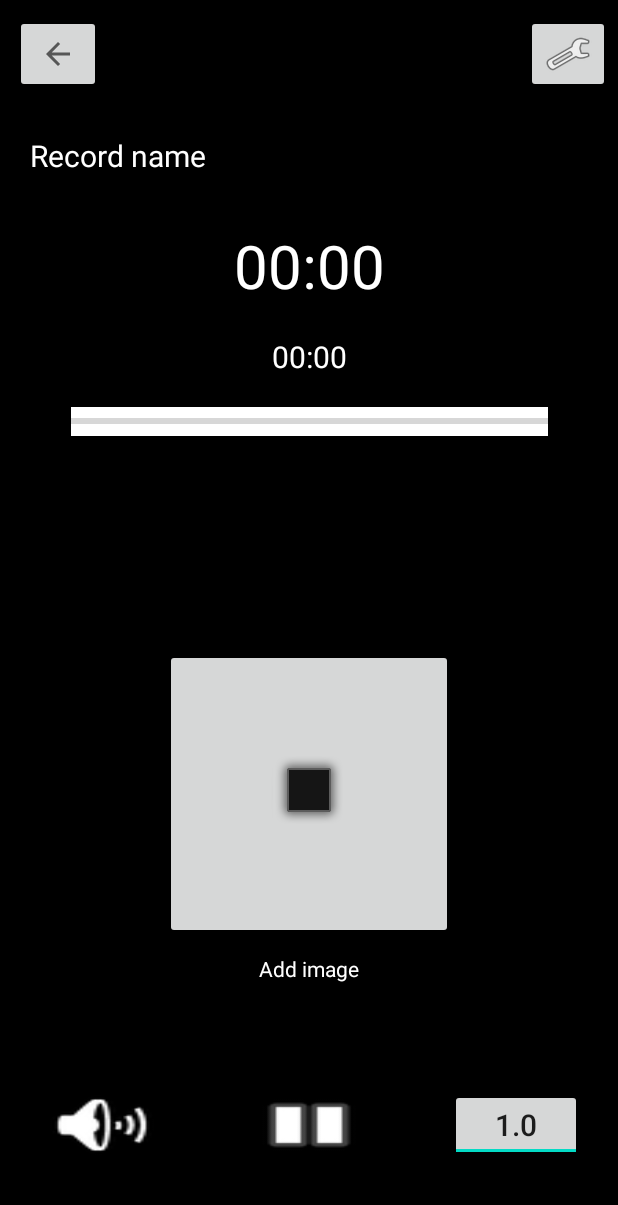
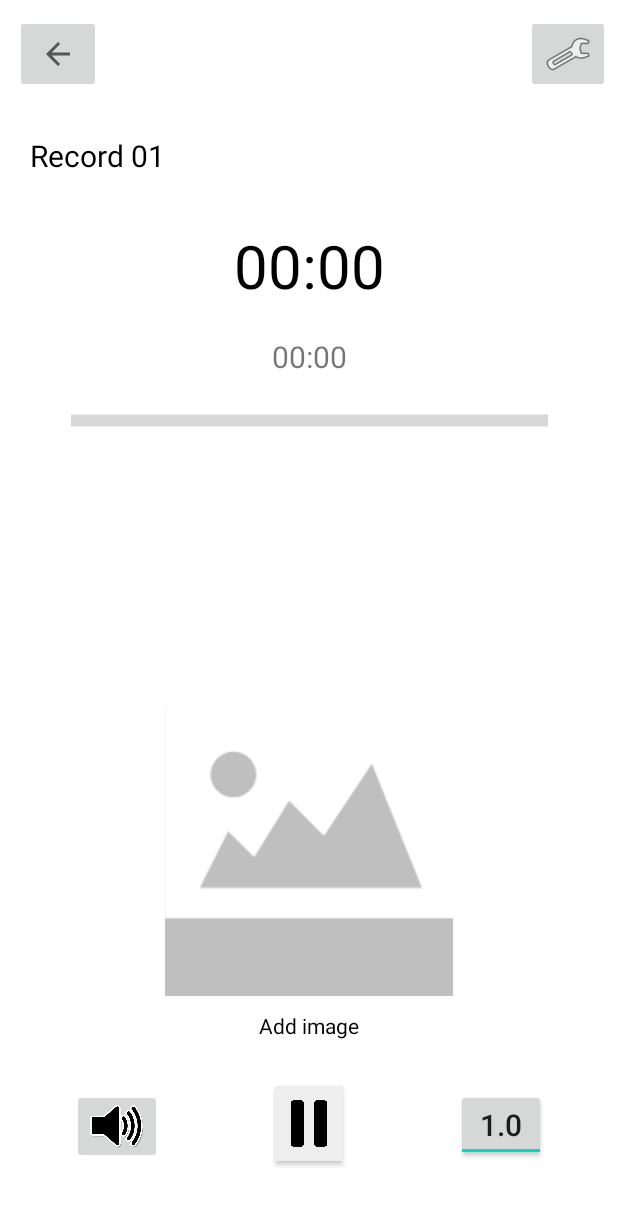
Before and after one commit to tritranmn2/mobile-recorder-app, an Android app: the RecordDetailActivity screen opened directly, with no data from a screen before it, on a phone screen of 412 x 824 dp. Shown: the top 1205 px of the screen. Run offline under Robolectric (Android 15) with nearby library versions, the phone set to English and light mode, and no system bars.

Commit message:
modified UI

```diff
--- a/app/src/main/java/com/example/recorder/DataAdapterRCList.java
+++ b/app/src/main/java/com/example/recorder/DataAdapterRCList.java
@@ -71,17 +71,17 @@ public class DataAdapterRCList extends BaseAdapter {
         progressBar.setVisibility(View.INVISIBLE);
 
         //lắng nghe sự kiện click vào title của 1 record thì cho thanh thời gian hiện lên
-        tvName.setOnClickListener(new View.OnClickListener() {
-            @Override
-            public void onClick(View view) {
-                if (progressBar.getVisibility() == View.VISIBLE){
-                    progressBar.setVisibility(View.INVISIBLE);
-                } else {
-                    progressBar.setVisibility(View.VISIBLE);
-                }
-
-            }
-        });
+//        tvName.setOnClickListener(new View.OnClickListener() {
+//            @Override
+//            public void onClick(View view) {
+//                if (progressBar.getVisibility() == View.VISIBLE){
+//                    progressBar.setVisibility(View.INVISIBLE);
+//                } else {
+//                    progressBar.setVisibility(View.VISIBLE);
+//                }
+//
+//            }
+//        });
 
         //Bật tắt nút play và pasuse
         ImageView img = (ImageView) view.findViewById(R.id.list_item_img);
@@ -90,9 +90,11 @@ public class DataAdapterRCList extends BaseAdapter {
             public void onClick(View view) {
                 if (flag == 1) {
                     img.setImageResource(R.drawable.pause);
+                    progressBar.setVisibility(View.VISIBLE);
                     flag = 0;
                 } else {
                     img.setImageResource(R.drawable.playbutton);
+                    progressBar.setVisibility(View.VISIBLE);
                     flag = 1;
                 }
 
--- a/app/src/main/res/layout/activity_main.xml
+++ b/app/src/main/res/layout/activity_main.xml
@@ -8,15 +8,15 @@
     <LinearLayout
         android:layout_width="match_parent"
         android:layout_height="wrap_content"
-        android:layout_margin="5dp">
+        android:layout_marginTop="10dp">
         <TextView
             android:id="@+id/textView"
-            android:layout_width="169dp"
+            android:layout_width="wrap_content"
             android:layout_height="wrap_content"
             android:layout_marginLeft="10dp"
             android:text="Ghi Âm"
             android:textColor="@color/black"
-            android:textSize="40dp"
+            android:textSize="35sp"
             android:textStyle="bold" />
 
         <LinearLayout
@@ -26,14 +26,14 @@
             android:gravity="right">
             <ImageView
                 android:id="@+id/search"
-                android:layout_width="50dp"
-                android:layout_height="50dp"
+                android:layout_width="45dp"
+                android:layout_height="45dp"
                 android:src="@drawable/ic_search" />
 
             <ImageView
                 android:id="@+id/options"
-                android:layout_width="50dp"
-                android:layout_height="50dp"
+                android:layout_width="45dp"
+                android:layout_height="45dp"
                 android:layout_marginLeft="10dp"
 
                 android:src="@drawable/ic_options" />
--- a/app/src/main/res/layout/view_detail_record.xml
+++ b/app/src/main/res/layout/view_detail_record.xml
@@ -4,7 +4,8 @@
     xmlns:tools="http://schemas.android.com/tools"
     android:layout_width="match_parent"
     android:layout_height="match_parent"
-    android:background="#000000"
+    android:background="#ffffff"
+
     tools:context=".RecordDetailActivity">
     <ImageButton
         android:id="@+id/return_button"
@@ -16,17 +17,37 @@
         app:layout_constraintStart_toStartOf="parent"
         app:layout_constraintTop_toTopOf="parent" />
 
-    <ToggleButton
+<!--    <ToggleButton-->
+<!--        android:id="@+id/mute_button"-->
+<!--        android:layout_width="wrap_content"-->
+<!--        android:layout_height="wrap_content"-->
+
+<!--        android:layout_marginEnd="50dp"-->
+<!--        android:layout_marginBottom="50dp"-->
+
+<!--        android:backgroundTint="#F5FAF1F1"-->
+<!--        android:textColor="#1B1A1A"-->
+<!--        android:textColorHighlight="#100F0F"-->
+<!--        android:textColorHint="#201D1D"-->
+<!--        android:textOff=""-->
+<!--        android:textOn=""-->
+<!--        app:layout_constraintBottom_toBottomOf="parent"-->
+<!--        app:layout_constraintEnd_toStartOf="@+id/play_button" />-->
+<!--    -->
+
+    <ImageButton
         android:id="@+id/mute_button"
-        android:layout_width="wrap_content"
-        android:layout_height="wrap_content"
-        android:layout_marginEnd="50dp"
-        android:layout_marginBottom="50dp"
-        android:background="@drawable/ic_mute_button_bg"
-        android:textOff=""
-        android:textOn=""
+        android:layout_width="60dp"
+        android:layout_height="50dp"
+        android:layout_marginLeft="48dp"
+        android:layout_marginBottom="48dp"
+        android:adjustViewBounds="true"
+        android:maxWidth="42dp"
+        android:maxHeight="42dp"
+        android:scaleType="fitCenter"
+        android:src="@drawable/mute"
         app:layout_constraintBottom_toBottomOf="parent"
-        app:layout_constraintEnd_toStartOf="@+id/play_button" />
+        app:layout_constraintLeft_toLeftOf="parent" />
 
     <ImageButton
         android:id="@+id/edit_button"
@@ -44,7 +65,7 @@
         android:layout_height="wrap_content"
         android:layout_marginTop="150dp"
         android:text="00:00"
-        android:textColor="#ffffff"
+        android:textColor="@color/black"
         android:textSize="40sp"
         app:layout_constraintEnd_toEndOf="parent"
         app:layout_constraintStart_toStartOf="parent"
@@ -56,7 +77,6 @@
         android:layout_height="wrap_content"
         android:layout_marginTop="20dp"
         android:text="00:00"
-        android:textColor="#ffffff"
         android:textSize="20sp"
         app:layout_constraintEnd_toEndOf="parent"
         app:layout_constraintStart_toStartOf="parent"
@@ -66,8 +86,8 @@
         android:id="@+id/record_image"
         android:layout_width="192dp"
         android:layout_height="193dp"
-        android:layout_marginBottom="100dp"
-        android:src="@android:drawable/alert_dark_frame"
+        android:layout_marginBottom="60dp"
+        android:src="@drawable/no_image"
         app:layout_constraintBottom_toTopOf="@+id/play_button"
         app:layout_constraintEnd_toEndOf="parent"
         app:layout_constraintStart_toStartOf="parent" />
@@ -77,17 +97,19 @@
         android:layout_width="wrap_content"
         android:layout_height="wrap_content"
         android:layout_marginTop="10dp"
-        android:textColor="#ffffff"
         android:text="Add image"
+        android:textColor="@color/black"
         app:layout_constraintEnd_toEndOf="parent"
         app:layout_constraintStart_toStartOf="parent"
         app:layout_constraintTop_toBottomOf="@+id/record_image" />
+
     <ToggleButton
         android:id="@+id/play_button"
-        android:layout_width="wrap_content"
-        android:layout_height="wrap_content"
+        android:layout_width="45dp"
+        android:layout_height="50dp"
         android:layout_marginBottom="50dp"
-        android:background="@drawable/ic_play_button_bg"
+        android:background="@drawable/pause_rectangle"
+        android:textColor="@color/black"
         android:textOff=""
         android:textOn=""
         app:layout_constraintBottom_toBottomOf="parent"
@@ -100,7 +122,7 @@
         android:layout_width="318dp"
         android:layout_height="19dp"
         android:layout_marginTop="20dp"
-        android:background="#ffffff"
+        android:scaleY="2"
         app:layout_constraintEnd_toEndOf="parent"
         app:layout_constraintStart_toStartOf="parent"
         app:layout_constraintTop_toBottomOf="@+id/record_length" />
@@ -111,17 +133,18 @@
         android:layout_height="wrap_content"
         android:layout_marginStart="20dp"
         android:layout_marginTop="90dp"
-        android:text="Record name"
-        android:textColor="#ffffff"
+        android:text="Record 01"
+        android:textColor="@color/black"
+
         android:textSize="20sp"
         app:layout_constraintStart_toStartOf="parent"
         app:layout_constraintTop_toTopOf="parent" />
 
     <ToggleButton
         android:id="@+id/toggleButton"
-        android:layout_width="wrap_content"
+        android:layout_width="60dp"
         android:layout_height="wrap_content"
-        android:layout_marginStart="50dp"
+        android:layout_marginRight="48dp"
         android:layout_marginBottom="50dp"
         android:checked="true"
         android:text="1.0"
@@ -129,7 +152,8 @@
         android:textOn="1.0"
         android:textSize="20sp"
         app:layout_constraintBottom_toBottomOf="parent"
-        app:layout_constraintStart_toEndOf="@+id/play_button" />
+        app:layout_constraintRight_toRightOf="parent"
+  />
 
 
 </androidx.constraintlayout.widget.ConstraintLayout>
```
Also changed, not shown: app/src/main/res/drawable-v24/mute.png (added), app/src/main/res/drawable-v24/no_image.png (added), app/src/main/res/drawable-v24/pause_rectangle.png (added).
